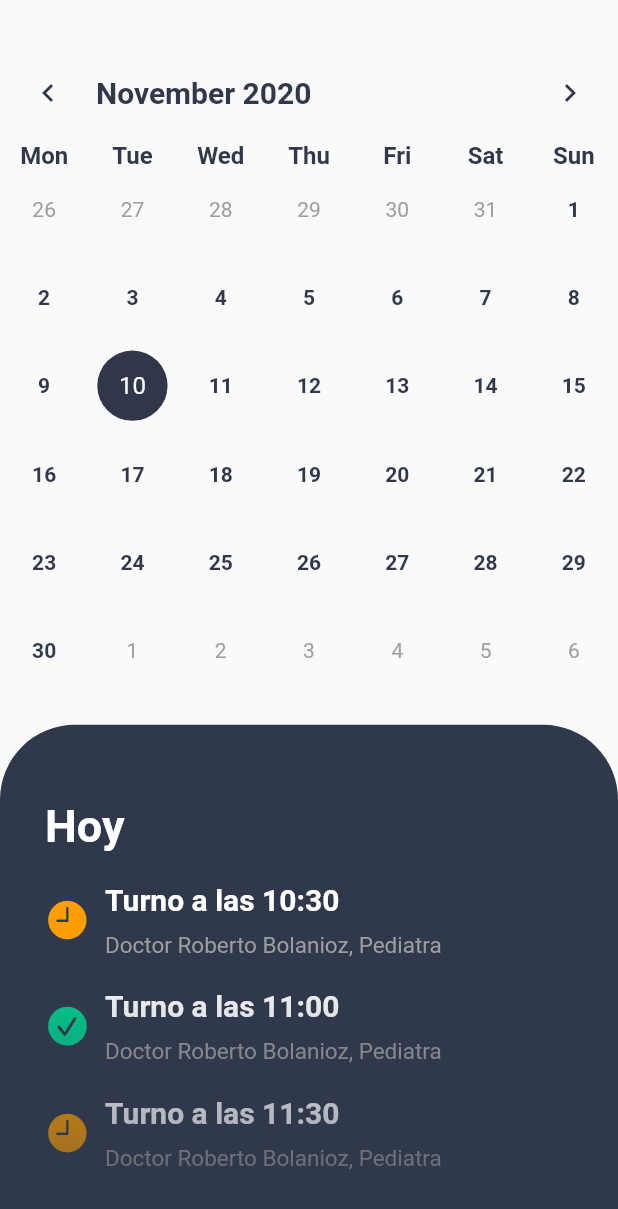
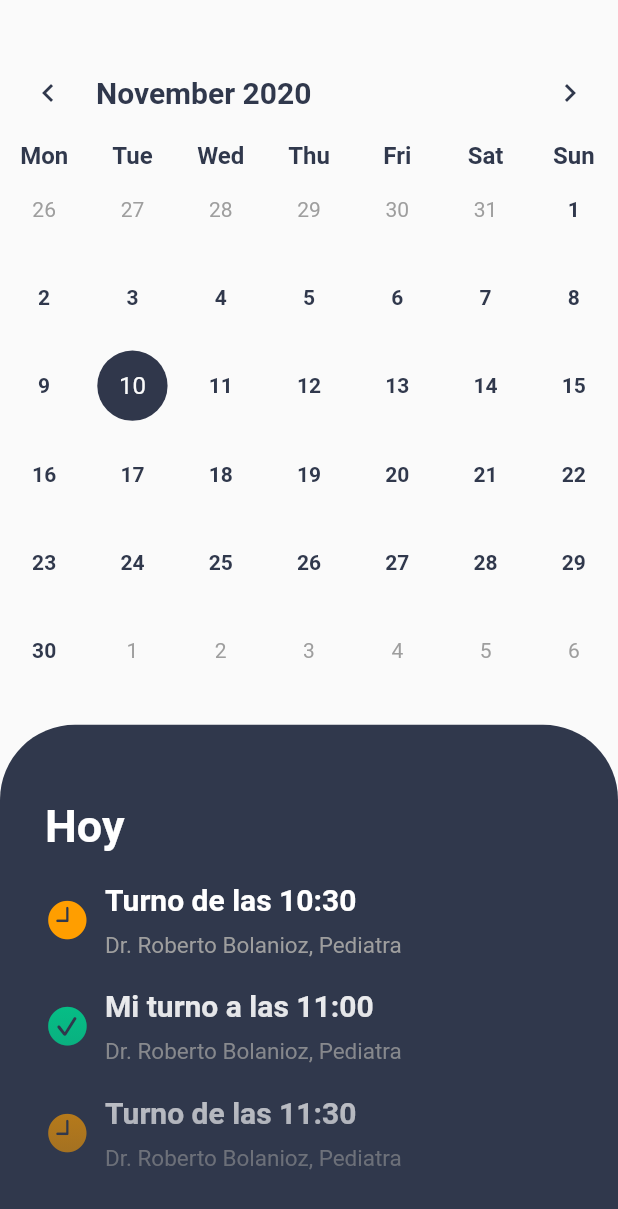
Before and after one commit to dewetbaumann/flutter-calendario, a Flutter app: the screen it shows after launch, on a phone screen of 412 x 824 dp. Shown: the top 1209 px of the screen. Run offline on Flutter 3.47's test engine with Material 2 defaults, Android fonts, the phone set to English and light mode, and no system bars; drawn by our look-alikes of table_calendar.

Commit message:
Version 1.1

```diff
--- a/lib/main.dart
+++ b/lib/main.dart
@@ -12,6 +12,7 @@ class CalendarMain extends StatelessWidget {
   @override
   Widget build(BuildContext context) {
     return MaterialApp(
+      debugShowCheckedModeBanner: false,
       home: CalendarApp(),
     );
   }
@@ -99,11 +100,21 @@ class _CalendarAppState extends State<CalendarApp> {
               //Muestro y configuro el calendario en pantalla
               TableCalendar(
                 calendarController: _controller,
+                availableCalendarFormats: {
+                  //Solo mostrara el mes
+                  CalendarFormat.month: 'Month',
+                  //Solo mostrara el mes y la primera semana
+                  //CalendarFormat.week: 'Weeks',
+                  //Solo mostrara el mes y las primeras dos semanas
+                  //CalendarFormat.twoWeeks: '2 Weeks',
+                },
                 //Aqui elijo el primer dia de la semana
                 //Lunes en este caso
                 startingDayOfWeek: StartingDayOfWeek.monday,
                 //Aqui configuro los numeros del calendario
                 calendarStyle: CalendarStyle(
+                  renderDaysOfWeek: true,
+                  renderSelectedFirst: false,
                   weekdayStyle: TextStyle(
                     color: Color(0xff30384C),
                     fontWeight: FontWeight.bold,
@@ -179,21 +190,21 @@ class _CalendarAppState extends State<CalendarApp> {
                           ),
                         ),
                         taskList(
-                          "Turno a las 10:30",
-                          "Doctor Roberto Bolanioz, Pediatra",
+                          "Turno de las 10:30",
+                          "Dr. Roberto Bolanioz, Pediatra",
                           CupertinoIcons.clock_solid,
                           Color(0xFFFF9E00),
                         ),
 
                         taskList(
-                          "Turno a las 11:00",
-                          "Doctor Roberto Bolanioz, Pediatra",
+                          "Mi turno a las 11:00",
+                          "Dr. Roberto Bolanioz, Pediatra",
                           CupertinoIcons.check_mark_circled_solid,
                           Color(0xFF00CF8D),
                         ),
                         taskList(
-                          "Turno a las 11:30",
-                          "Doctor Roberto Bolanioz, Pediatra",
+                          "Turno de las 11:30",
+                          "Dr. Roberto Bolanioz, Pediatra",
                           CupertinoIcons.clock_solid,
                           Color(0xFFFF9E00),
                         ),
```
